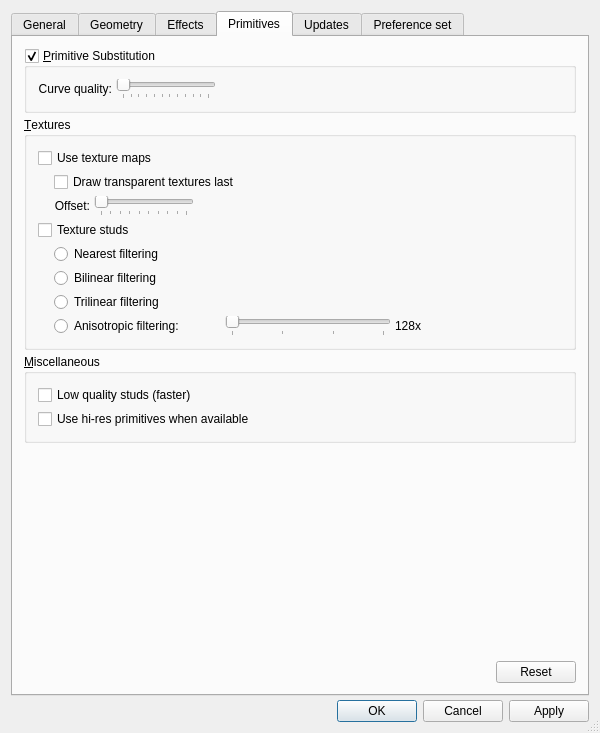
Qt form QT/PreferencesPanel.ui (tcobbs/ldview) before a commit.
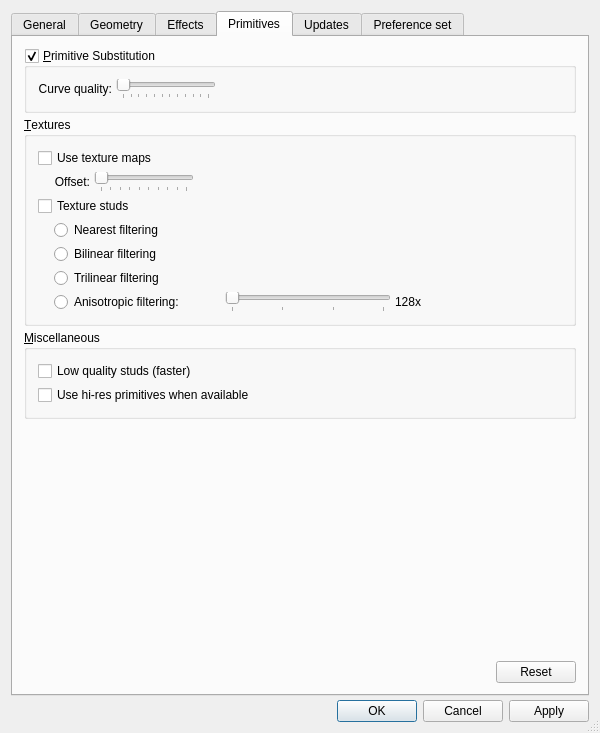
The same form after that commit. The open tabs and pages were chosen to show the change. Icons and pictures are not drawn.

Commit message: Qt: remove option Draw transparent textures last

Patch:
```diff
--- a/QT/PreferencesPanel.ui
+++ b/QT/PreferencesPanel.ui
@@ -2339,13 +2339,6 @@
                  <property name="margin">
                   <number>0</number>
                  </property>
-                 <item>
-                  <widget class="QCheckBox" name="drawTransparentTexturesLastButton">
-                   <property name="text">
-                    <string>Draw transparent textures last</string>
-                   </property>
-                  </widget>
-                 </item>
                  <item>
                  <layout class="QHBoxLayout">
                   <property name="spacing">
```
The commit also changes 1 other file.
